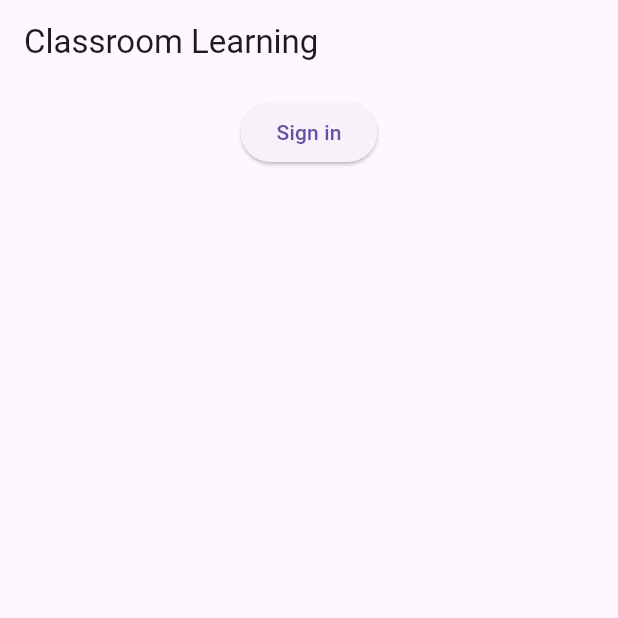
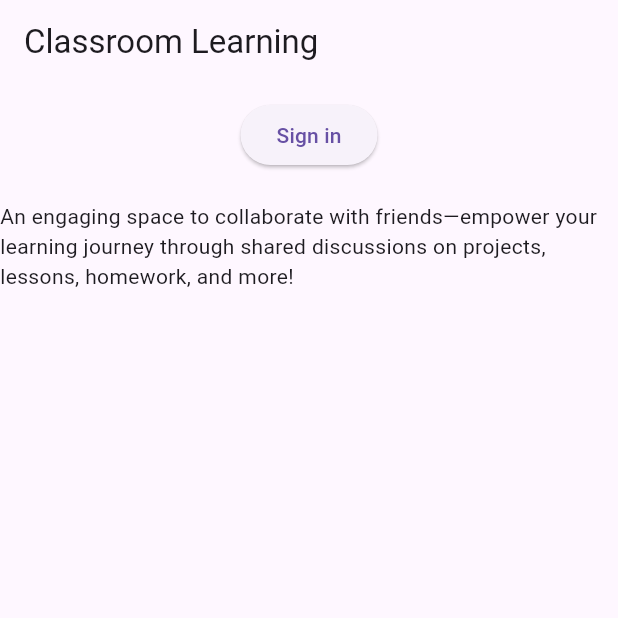
Before and after one commit to kamnab/cadt-project2-mobile, a Flutter app: the screen it shows after launch, after a tap on "Sign in", on a phone screen of 412 x 824 dp, the top half of it. Run offline on Flutter 3.47's test engine with Material 3 defaults, Android fonts, the phone set to English and light mode, and no system bars; our stand-ins replace flutter_secure_storage; missing offline and left inert: flutter_appauth; accounts and stored records are empty; network calls fail.

Commit message:
read tenantData

```diff
--- a/lib/app_provider.dart
+++ b/lib/app_provider.dart
@@ -1,16 +1,14 @@
+import 'package:cadt_project2_mobile/modules/app_theme/app_theme_logic.dart';
 import 'package:cadt_project2_mobile/modules/login/login_logic.dart';
-
+import 'package:cadt_project2_mobile/modules/tenant/tenant_logic.dart';
 import 'screens/loading_screen.dart';
 import 'package:flutter/material.dart';
 import 'package:provider/provider.dart';
 
 Widget LoadingAppWithProvider() {
-  return MultiProvider(
-    providers: [
-      //ChangeNotifierProvider(create: (context) => LocalThemeLogic()),
-      ChangeNotifierProvider(create: (context) => LoginLogic()),
-      //ChangeNotifierProvider(create: (context) => SearchProductLogic()),
-    ],
-    child: const LoadingScreen(),
-  );
+  return MultiProvider(providers: [
+    ChangeNotifierProvider(create: (context) => AppThemeLogic()),
+    ChangeNotifierProvider(create: (context) => LoginLogic()),
+    ChangeNotifierProvider(create: (context) => TenantLogic()),
+  ], child: const LoadingScreen());
 }
--- a/lib/main.dart
+++ b/lib/main.dart
@@ -1,5 +1,3 @@
-import 'package:cadt_project2_mobile/screens/loading_screen.dart';
-
 import 'app_provider.dart';
 import 'package:flutter/material.dart';
 
--- a/lib/modules/login/login_logic.dart
+++ b/lib/modules/login/login_logic.dart
@@ -80,7 +80,6 @@ class LoginLogic extends ChangeNotifier {
           scopes: _scopes));
 
       _processTokenResponse(result);
-      //await _testApi(result);
     } catch (e) {
       _handleError(e);
     } finally {
--- a/lib/modules/login/login_screen.dart
+++ b/lib/modules/login/login_screen.dart
@@ -1,11 +1,7 @@
-import 'package:cadt_project2_mobile/modules/login/login_logic.dart';
 import 'package:flutter/material.dart';
-import 'package:flutter/services.dart';
-import 'package:flutter_appauth/flutter_appauth.dart';
-import 'package:flutter_secure_storage/flutter_secure_storage.dart';
-import 'dart:io' show Platform;
-import 'package:http/http.dart' as http;
 import 'package:provider/provider.dart';
+
+import 'login_logic.dart';
 
 class LoginScreen extends StatefulWidget {
   const LoginScreen({super.key});
@@ -30,15 +26,22 @@ class _LoginScreenState extends State<LoginScreen> {
                 visible: loading,
                 child: const LinearProgressIndicator(),
               ),
-              const SizedBox(height: 8),
+              const SizedBox(height: 10),
               Center(
                   child: Column(
                 mainAxisAlignment: MainAxisAlignment.center,
                 children: [
                   ElevatedButton(
+                    onPressed: !loading
+                        ? () => context.read<LoginLogic>().signIn()
+                        : null,
                     child: const Text('Sign in'),
-                    onPressed: () => context.read<LoginLogic>().signIn(),
-                  )
+                  ),
+                  SizedBox(
+                    height: 20,
+                  ),
+                  Text(
+                      'An engaging space to collaborate with friends—empower your learning journey through shared discussions on projects, lessons, homework, and more!')
                 ],
               )),
             ],
--- a/lib/modules/tenant/tenant_logic.dart
+++ b/lib/modules/tenant/tenant_logic.dart
@@ -4,13 +4,14 @@ import 'package:flutter/material.dart';
 import 'tenant_service.dart';
 
 class TenantLogic extends ChangeNotifier {
-  TenantModel _tenantModel = TenantModel(tenants: []);
-  TenantModel get tenant => _tenantModel;
+  List<Tenant> _tenantModel = [];
+  List<Tenant> get tenants => _tenantModel;
 
   bool _loading = false;
   bool get loading => _loading;
 
   void enableLoading() {
+    _errorMessage = null;
     _loading = true;
     notifyListeners();
   }
@@ -23,11 +24,10 @@ class TenantLogic extends ChangeNotifier {
   String? _errorMessage;
   String? get errorMessage => _errorMessage;
 
-  Future<void> fetch() async {
+  Future<void> fetch(String? token) async {
     enableLoading();
     try {
-      TenantModel response = await TenantService.readData();
-      _tenantModel = response;
+      _tenantModel = await TenantService.readData(token);
     } catch (e) {
       _errorMessage = e.toString();
     }
--- a/lib/modules/tenant/tenant_service.dart
+++ b/lib/modules/tenant/tenant_service.dart
@@ -1,20 +1,24 @@
 import 'dart:convert';
 import 'package:cadt_project2_mobile/models/tenant_model.dart';
-import 'package:flutter/foundation.dart';
 import 'package:http/http.dart' as http;
 
 //android, change from localhost -> 10.0.2.2
 //https://api.talkemie.app/v1/public/files
-const someUrl =
+const tenantListUrl =
     "https://cadt-project2-backend-967d3b0aaf48.herokuapp.com/tenants";
 
 class TenantService {
-  static Future<TenantModel> readData() async {
-    http.Response response = await http.post(Uri.parse(someUrl));
-    // print(response.body);
-    // Map map = json.decode(response.body);
-    // bool success = map['success'];
+  static Future<List<Tenant>> readData(String? token) async {
+    final headers = {
+      'Content-Type': 'application/json',
+      'Authorization': 'Bearer $token',
+    };
 
-    return compute(TenantModelFromJson, response.body);
+    http.Response response = await http.get(
+      Uri.parse(tenantListUrl),
+      headers: headers,
+    );
+
+    return tenantFromJson(response.body);
   }
 }
--- a/lib/screens/landing_screen.dart
+++ b/lib/screens/landing_screen.dart
@@ -1,9 +1,9 @@
-import 'package:cadt_project2_mobile/screens/home_screen.dart';
 import 'package:cadt_project2_mobile/modules/login/login_screen.dart';
+import 'package:cadt_project2_mobile/modules/tenant/tenant_screen.dart';
 import 'package:flutter/material.dart';
 import 'package:provider/provider.dart';
-
 import '../modules/login/login_logic.dart';
+import '../modules/tenant/tenant_logic.dart';
 
 class LandingScreen extends StatefulWidget {
   const LandingScreen({super.key});
@@ -13,42 +13,70 @@ class LandingScreen extends StatefulWidget {
 }
 
 class _LandingScreenState extends State<LandingScreen> {
+  int _currentIndex = 0;
+
   @override
   Widget build(BuildContext context) {
-    final authData = context.watch<LoginLogic>().authData;
+    return Consumer<LoginLogic>(
+      builder: (context, loginLogic, child) {
+        bool isLogin = loginLogic.authData?.idToken != null;
 
-    return MaterialApp(
-      home: Scaffold(
-        appBar: AppBar(
+        if (isLogin) {
+          // Trigger data reload after user login
+          _fetchTenantData(context);
+        }
+
+        return Scaffold(
+          appBar: isLogin
+              ? AppBar(
+                  title: Text('Classroom Learning App'),
                   actions: [
                     IconButton(
-              icon: const Icon(Icons.logout), // Logout icon
-              onPressed: authData?.idToken != null
+                      icon: const Icon(Icons.logout),
+                      onPressed: isLogin
                           ? () async {
                               await context.read<LoginLogic>().endSession();
                             }
                           : null,
                     ),
                   ],
-        ),
-        body: _buildBody(),
-        bottomNavigationBar: _buildBottom(),
-      ),
+                )
+              : null,
+          body: _buildBody(isLogin),
+          bottomNavigationBar:
+              isLogin ? _buildBottom() : null, // Only show when logged in
+        );
+      },
     );
   }
 
-  Widget _buildBody() {
-    return IndexedStack(
+  Widget _buildBody(bool isLogin) {
+    return isLogin
+        ? IndexedStack(
             index: _currentIndex,
-      children: [
-        HomeScreen()
-        //LocalProductScreen(),
-        //SearchProductScreen(),
+            children: const [
+              //HomeScreen(),
+              TenantScreen(),
+              Center(
+                child: Text('Search'),
+              ),
+              Center(
+                child: Text('Menu'),
+              )
             ],
-    );
+          )
+        : const LoginScreen();
   }
 
-  int _currentIndex = 0;
+  void _fetchTenantData(BuildContext context) {
+    // Call fetch logic when user logs in
+    final tenantLogic = context.read<TenantLogic>();
+    final authData = context.read<LoginLogic>().authData;
+
+    if (authData?.accessToken != null) {
+      tenantLogic.fetch(authData!.accessToken);
+    }
+  }
 
   Widget _buildBottom() {
     return BottomNavigationBar(
@@ -58,10 +86,9 @@ class _LandingScreenState extends State<LandingScreen> {
           _currentIndex = index;
         });
       },
-      items: [
+      items: const [
         BottomNavigationBarItem(icon: Icon(Icons.home), label: "Home"),
         BottomNavigationBarItem(icon: Icon(Icons.search), label: "Search"),
-        BottomNavigationBarItem(icon: Icon(Icons.shopping_cart), label: "Cart"),
         BottomNavigationBarItem(icon: Icon(Icons.more_horiz), label: "Menu"),
       ],
     );
--- a/lib/screens/loading_screen.dart
+++ b/lib/screens/loading_screen.dart
@@ -1,34 +1,70 @@
+import 'package:cadt_project2_mobile/modules/app_theme/app_theme_logic.dart';
 import 'package:cadt_project2_mobile/modules/login/login_logic.dart';
-import 'package:cadt_project2_mobile/modules/login/login_screen.dart';
+import 'package:cadt_project2_mobile/modules/tenant/tenant_logic.dart';
 import 'package:cadt_project2_mobile/screens/landing_screen.dart';
 import 'package:flutter/material.dart';
 import 'package:provider/provider.dart';
-
 import 'splash_screen.dart';
 
 class LoadingScreen extends StatelessWidget {
   const LoadingScreen({super.key});
 
   Future<void> readLogics(BuildContext context) async {
-    await Future.delayed(Duration(seconds: 1));
-    //await context.read<LocalThemeLogic>().readTheme();
-    //await context.read<LoginLogic>().signIn();
+    await Future.delayed(const Duration(seconds: 1));
+    //await context.read<AppThemeLogic>().readTheme();
+    final authData = await context.read<LoginLogic>().authData;
+    await context.read<TenantLogic>().fetch(authData?.accessToken);
   }
 
   @override
   Widget build(BuildContext context) {
-    final authData = context.watch<LoginLogic>().authData;
-    bool isLogin = authData?.idToken != null;
+    int themeIndex = context.watch<AppThemeLogic>().themeIndex;
 
     return FutureBuilder<void>(
       future: readLogics(context),
       builder: (context, snapshot) {
-        if (snapshot.connectionState == ConnectionState.done) {
-          return isLogin ? LandingScreen() : LoginScreen();
-        } else {
-          return SplashScreen();
-        }
+        final isDone = snapshot.connectionState == ConnectionState.done;
+
+        return MaterialApp(
+          home: isDone ? const LandingScreen() : const SplashScreen(),
+          themeMode: themeIndex == 0
+              ? ThemeMode.light
+              : themeIndex == 1
+                  ? ThemeMode.dark
+                  : ThemeMode.system,
+          theme: MyTheme.lightTheme,
+          darkTheme: MyTheme.darkTheme,
+        );
       },
     );
   }
 }
+
+class MyTheme {
+  static ThemeData get lightTheme {
+    return ThemeData(
+      brightness: Brightness.light,
+      bottomNavigationBarTheme: BottomNavigationBarThemeData(
+        //type: BottomNavigationBarType.fixed,
+        selectedItemColor: Colors.pink,
+        unselectedItemColor: const Color.fromARGB(255, 55, 55, 55),
+      ),
+      appBarTheme: AppBarTheme(
+        color: const Color.fromARGB(149, 197, 130, 88),
+      ),
+    );
+  }
+
+  static ThemeData get darkTheme {
+    return ThemeData(
+      brightness: Brightness.dark,
+      bottomNavigationBarTheme: BottomNavigationBarThemeData(
+        selectedItemColor: Colors.pink,
+        unselectedItemColor: Colors.white60,
+      ),
+      appBarTheme: AppBarTheme(
+        color: Colors.blueGrey[900],
+      ),
+    );
+  }
+}
--- a/lib/screens/splash_screen.dart
+++ b/lib/screens/splash_screen.dart
@@ -5,26 +5,33 @@ class SplashScreen extends StatelessWidget {
 
   @override
   Widget build(BuildContext context) {
-    return MaterialApp(
-      home: Scaffold(
-        body: Container(
-          alignment: Alignment.center,
-          color: Colors.blueGrey,
-          child: Column(
-            mainAxisAlignment: MainAxisAlignment.center,
-            children: [
-              Icon(
-                Icons.abc,
-                size: 100,
-                color: Colors.white60,
-              ),
-              CircularProgressIndicator(
-                color: Colors.white,
-              ),
-            ],
+    return Scaffold(
+        body: SafeArea(
+      child: Column(
+        //mainAxisAlignment: MainAxisAlignment.center,
+        children: [
+          Visibility(
+            visible: true,
+            child: const LinearProgressIndicator(),
           ),
-        ),
+          Expanded(
+            child: Center(
+                child: Column(
+              mainAxisAlignment: MainAxisAlignment.center,
+              children: [
+                Image.asset(
+                  'assets/images/logo.jpg',
+                  width: 150,
+                ),
+                SizedBox(
+                  height: 10,
+                ),
+                //Text('Classroom Learning App')
+              ],
+            )),
+          ),
+        ],
       ),
-    );
+    ));
   }
 }
--- a/pubspec.yaml
+++ b/pubspec.yaml
@@ -62,9 +62,10 @@ flutter:
   uses-material-design: true
 
   # To add assets to your application, add an assets section, like this:
-  # assets:
+  assets:
   #   - images/a_dot_burr.jpeg
   #   - images/a_dot_ham.jpeg
+    - assets/images/
 
   # An image asset can refer to one or more resolution-specific "variants", see
   # https://flutter.dev/to/resolution-aware-images
```
Also changed, not shown: lib/models/tenant_model.dart (+13 -36 lines), lib/modules/app_theme/app_theme_logic.dart (added, +34 -0 lines), lib/modules/tenant/tenant_screen.dart (+13 -15 lines), lib/screens/home_screen.dart (deleted, +0 -20 lines), assets/images/logo.jpg (added), 2 other files. Lines whose indentation alone changed are shown as unchanged.
